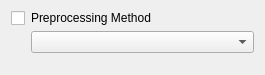
AFM-analysis/PyJibe, file pyjibe/fd/widget_preprocess_item.ui: the form before one commit.
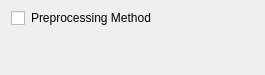
The form after the commit.

```diff
--- a/pyjibe/fd/widget_preprocess_item.ui
+++ b/pyjibe/fd/widget_preprocess_item.ui
@@ -61,15 +61,8 @@
         </property>
        </widget>
       </item>
-      <item alignment="Qt::AlignTop">
-       <widget class="QComboBox" name="comboBox">
-        <property name="sizePolicy">
-         <sizepolicy hsizetype="Expanding" vsizetype="Fixed">
-          <horstretch>0</horstretch>
-          <verstretch>0</verstretch>
-         </sizepolicy>
-        </property>
-       </widget>
+      <item>
+       <layout class="QVBoxLayout" name="layout_items"/>
       </item>
      </layout>
     </widget>
```
